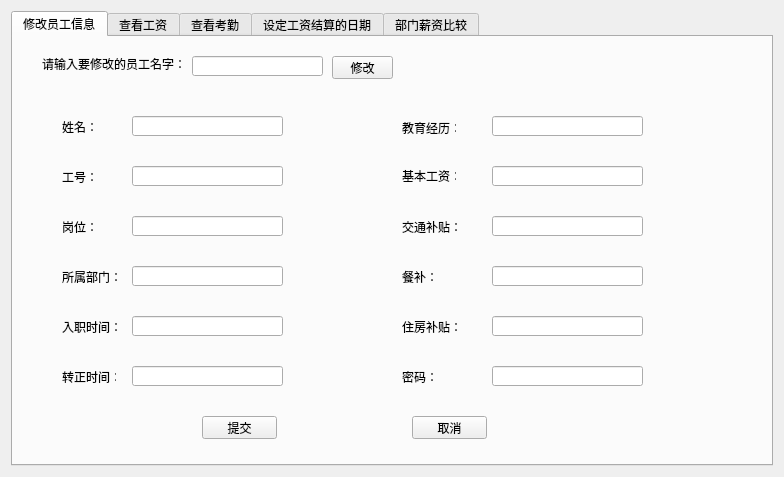
Old version of the form Payroll_analysis_system/administratordisplay.ui in the repository CHENSIJIN123/Payroll_analysis_system.
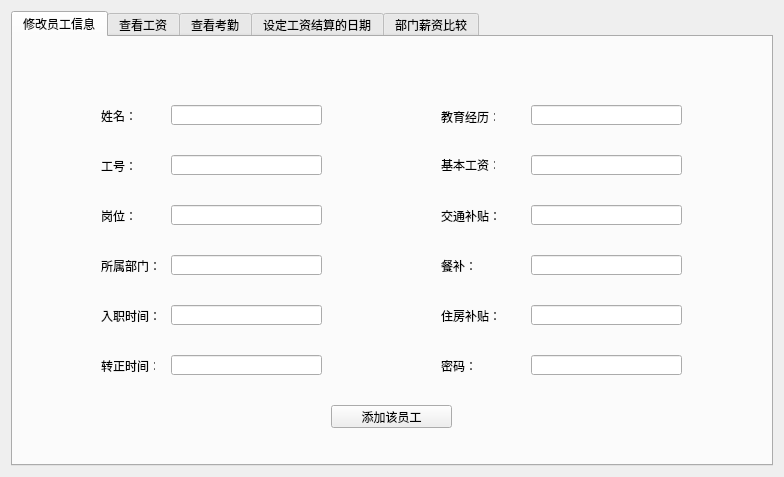
New version of the form. The open tabs and pages were chosen to show the change.

Commit message: 提交所修改员工信息

```diff
--- a/Payroll_analysis_system/administratordisplay.ui
+++ b/Payroll_analysis_system/administratordisplay.ui
@@ -27,7 +27,7 @@
        <item row="0" column="0">
         <widget class="QStackedWidget" name="stackedWidget">
          <property name="currentIndex">
-          <number>1</number>
+          <number>2</number>
          </property>
          <widget class="QWidget" name="pb_choose">
           <layout class="QGridLayout" name="gridLayout">
@@ -518,7 +518,7 @@
           <widget class="QPushButton" name="pb_commit">
            <property name="geometry">
             <rect>
-             <x>180</x>
+             <x>280</x>
              <y>370</y>
              <width>75</width>
              <height>23</height>
@@ -528,19 +528,303 @@
             <string>提交</string>
            </property>
           </widget>
-          <widget class="QPushButton" name="pb_cancel">
-           <property name="geometry">
-            <rect>
-             <x>390</x>
-             <y>370</y>
-             <width>75</width>
-             <height>23</height>
-            </rect>
-           </property>
-           <property name="text">
-            <string>取消</string>
-           </property>
-          </widget>
+         </widget>
+         <widget class="QWidget" name="pb_increase_employee_info">
+          <layout class="QGridLayout" name="gridLayout_4">
+           <item row="0" column="0">
+            <widget class="QWidget" name="widget" native="true">
+             <widget class="QLineEdit" name="le_job_id_2">
+              <property name="geometry">
+               <rect>
+                <x>140</x>
+                <y>100</y>
+                <width>151</width>
+                <height>20</height>
+               </rect>
+              </property>
+             </widget>
+             <widget class="QLabel" name="lb_house_2">
+              <property name="geometry">
+               <rect>
+                <x>410</x>
+                <y>250</y>
+                <width>61</width>
+                <height>21</height>
+               </rect>
+              </property>
+              <property name="text">
+               <string>住房补贴：</string>
+              </property>
+             </widget>
+             <widget class="QLabel" name="lb_basic_wage_2">
+              <property name="geometry">
+               <rect>
+                <x>410</x>
+                <y>100</y>
+                <width>54</width>
+                <height>20</height>
+               </rect>
+              </property>
+              <property name="text">
+               <string>基本工资：</string>
+              </property>
+             </widget>
+             <widget class="QLineEdit" name="le_pwd_2">
+              <property name="geometry">
+               <rect>
+                <x>500</x>
+                <y>300</y>
+                <width>151</width>
+                <height>20</height>
+               </rect>
+              </property>
+             </widget>
+             <widget class="QLabel" name="lb_education_2">
+              <property name="geometry">
+               <rect>
+                <x>410</x>
+                <y>52</y>
+                <width>54</width>
+                <height>20</height>
+               </rect>
+              </property>
+              <property name="text">
+               <string>教育经历：</string>
+              </property>
+             </widget>
+             <widget class="QLabel" name="lb_food_2">
+              <property name="geometry">
+               <rect>
+                <x>410</x>
+                <y>200</y>
+                <width>61</width>
+                <height>21</height>
+               </rect>
+              </property>
+              <property name="text">
+               <string>餐补：</string>
+              </property>
+             </widget>
+             <widget class="QLabel" name="lb_department_2">
+              <property name="geometry">
+               <rect>
+                <x>70</x>
+                <y>200</y>
+                <width>61</width>
+                <height>21</height>
+               </rect>
+              </property>
+              <property name="text">
+               <string>所属部门：</string>
+              </property>
+             </widget>
+             <widget class="QLabel" name="lb_trasport_2">
+              <property name="geometry">
+               <rect>
+                <x>410</x>
+                <y>150</y>
+                <width>61</width>
+                <height>21</height>
+               </rect>
+              </property>
+              <property name="text">
+               <string>交通补贴：</string>
+              </property>
+             </widget>
+             <widget class="QLineEdit" name="le_transport_2">
+              <property name="geometry">
+               <rect>
+                <x>500</x>
+                <y>150</y>
+                <width>151</width>
+                <height>20</height>
+               </rect>
+              </property>
+             </widget>
+             <widget class="QLineEdit" name="le_basic_wage_2">
+              <property name="geometry">
+               <rect>
+                <x>500</x>
+                <y>100</y>
+                <width>151</width>
+                <height>20</height>
+               </rect>
+              </property>
+             </widget>
+             <widget class="QLineEdit" name="le_name_2">
+              <property name="geometry">
+               <rect>
+                <x>140</x>
+                <y>50</y>
+                <width>151</width>
+                <height>20</height>
+               </rect>
+              </property>
+             </widget>
+             <widget class="QLineEdit" name="le_education_2">
+              <property name="geometry">
+               <rect>
+                <x>500</x>
+                <y>50</y>
+                <width>151</width>
+                <height>20</height>
+               </rect>
+              </property>
+             </widget>
+             <widget class="QLabel" name="lb_turn_time_2">
+              <property name="geometry">
+               <rect>
+                <x>70</x>
+                <y>300</y>
+                <width>54</width>
+                <height>21</height>
+               </rect>
+              </property>
+              <property name="text">
+               <string>转正时间：</string>
+              </property>
+             </widget>
+             <widget class="QLineEdit" name="le_department_2">
+              <property name="geometry">
+               <rect>
+                <x>140</x>
+                <y>200</y>
+                <width>151</width>
+                <height>20</height>
+               </rect>
+              </property>
+             </widget>
+             <widget class="QLabel" name="lb_pwd_2">
+              <property name="geometry">
+               <rect>
+                <x>410</x>
+                <y>300</y>
+                <width>61</width>
+                <height>21</height>
+               </rect>
+              </property>
+              <property name="text">
+               <string>密码：</string>
+              </property>
+             </widget>
+             <widget class="QLineEdit" name="le_meal_2">
+              <property name="geometry">
+               <rect>
+                <x>500</x>
+                <y>200</y>
+                <width>151</width>
+                <height>20</height>
+               </rect>
+              </property>
+             </widget>
+             <widget class="QLineEdit" name="le_entry_time_2">
+              <property name="geometry">
+               <rect>
+                <x>140</x>
+                <y>250</y>
+                <width>151</width>
+                <height>20</height>
+               </rect>
+              </property>
+             </widget>
+             <widget class="QLabel" name="lb_entry_time_2">
+              <property name="geometry">
+               <rect>
+                <x>70</x>
+                <y>250</y>
+                <width>61</width>
+                <height>21</height>
+               </rect>
+              </property>
+              <property name="text">
+               <string>入职时间：</string>
+              </property>
+             </widget>
+             <widget class="QLineEdit" name="le_post_2">
+              <property name="geometry">
+               <rect>
+                <x>140</x>
+                <y>150</y>
+                <width>151</width>
+                <height>20</height>
+               </rect>
+              </property>
+             </widget>
+             <widget class="QLabel" name="lb_name_2">
+              <property name="geometry">
+               <rect>
+                <x>70</x>
+                <y>50</y>
+                <width>61</width>
+                <height>21</height>
+               </rect>
+              </property>
+              <property name="text">
+               <string>姓名：</string>
+              </property>
+             </widget>
+             <widget class="QLabel" name="lb_job_id_2">
+              <property name="geometry">
+               <rect>
+                <x>70</x>
+                <y>100</y>
+                <width>54</width>
+                <height>21</height>
+               </rect>
+              </property>
+              <property name="text">
+               <string>工号：</string>
+              </property>
+             </widget>
+             <widget class="QLineEdit" name="le_turn_time_2">
+              <property name="geometry">
+               <rect>
+                <x>140</x>
+                <y>300</y>
+                <width>151</width>
+                <height>20</height>
+               </rect>
+              </property>
+             </widget>
+             <widget class="QLineEdit" name="le_house_2">
+              <property name="geometry">
+               <rect>
+                <x>500</x>
+                <y>250</y>
+                <width>151</width>
+                <height>20</height>
+               </rect>
+              </property>
+             </widget>
+             <widget class="QLabel" name="lb_post_2">
+              <property name="geometry">
+               <rect>
+                <x>70</x>
+                <y>150</y>
+                <width>54</width>
+                <height>21</height>
+               </rect>
+              </property>
+              <property name="text">
+               <string>岗位：</string>
+              </property>
+             </widget>
+             <widget class="QPushButton" name="pb_inrease_employee">
+              <property name="geometry">
+               <rect>
+                <x>300</x>
+                <y>350</y>
+                <width>121</width>
+                <height>23</height>
+               </rect>
+              </property>
+              <property name="text">
+               <string>添加该员工</string>
+              </property>
+             </widget>
+            </widget>
+           </item>
+          </layout>
          </widget>
         </widget>
        </item>
```
Left out of the diff: 2 changed lines with no effect on the pictures. The commit also changes 34 other files.
